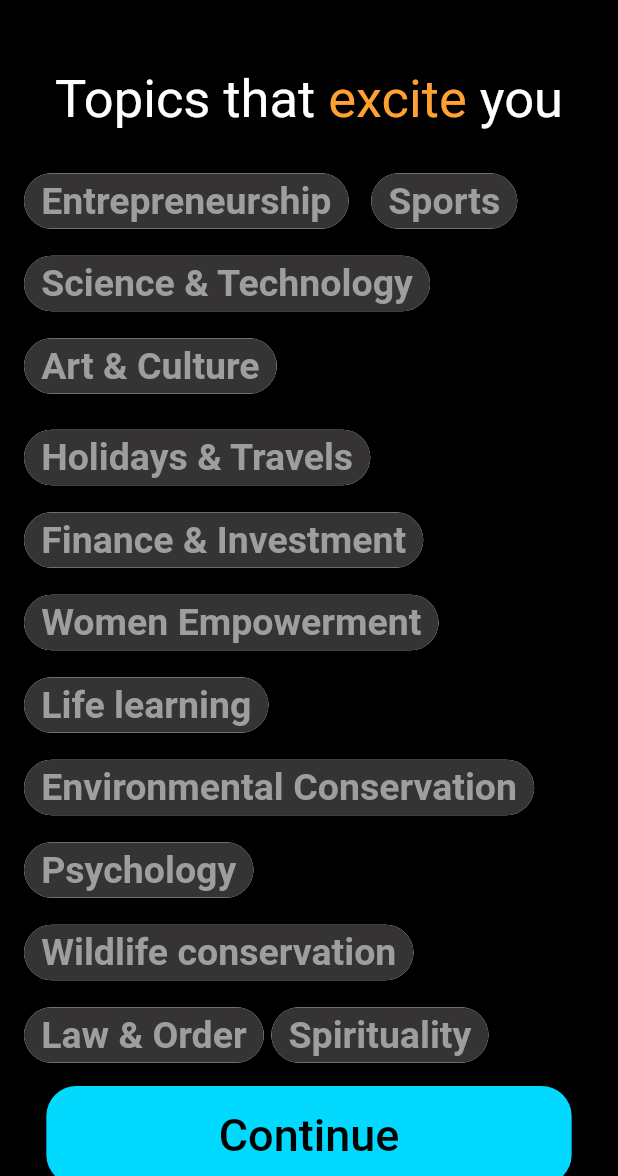
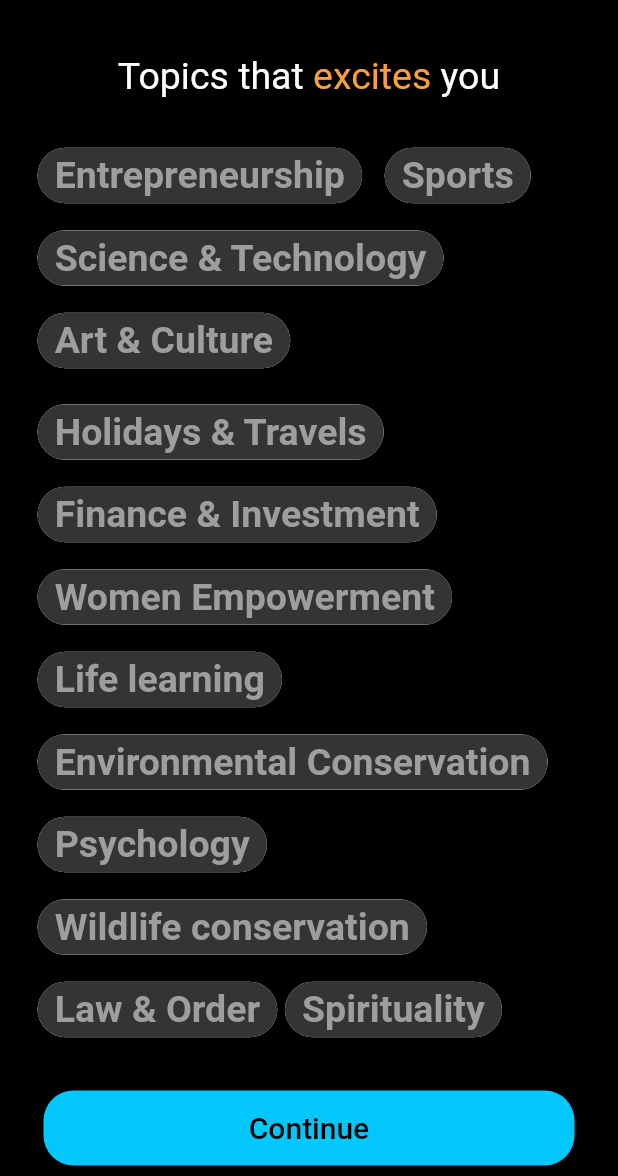
Before and after one commit to Bolt-SIH/BOLT-frontend, a Flutter app: the userIntrests screen opened directly, on a phone screen of 412 x 824 dp, the part 60-1236 px from its top. Run offline on Flutter 3.47's test engine with Material 2 defaults, Android fonts, the phone set to English and light mode, and no system bars; our stand-ins replace animated_text_kit, carousel_slider, firebase_auth, firebase_core, flutter_svg, get_storage and 3 more; accounts and stored records are empty.

Commit message:
- Fixed errors in Vinit's code. - Flow imporovement.

```diff
--- a/lib/screens/Onboarding/userintrests.dart
+++ b/lib/screens/Onboarding/userintrests.dart
@@ -1,4 +1,6 @@
 import 'package:bolt/file_exported.dart';
+import 'package:bolt/screens/Learning_Games/learn_start.dart';
+import 'package:bolt/theme/app_styles.dart';
 import 'package:flutter/src/foundation/key.dart';
 import 'package:flutter/src/widgets/framework.dart';
 
@@ -30,27 +32,26 @@ class _userIntrestsState extends State<userIntrests> {
           ),
         ),
       ),
-      body: Column(
+      body: Container(
+        margin: const EdgeInsets.symmetric(horizontal: 17),
+        child: ListView(
           children: [
-          Padding(
-            padding: const EdgeInsets.fromLTRB(5, 30, 5, 15),
+            Container(
+              margin: const EdgeInsets.symmetric(vertical: 20),
               child: RichText(
+                  textAlign: TextAlign.center,
                   text: const TextSpan(
+                    style: TextStyle(fontSize: 25),
                     children: [
                       TextSpan(
                         text: "Topics that",
-                  style: TextStyle(fontSize: 35),
                       ),
                       TextSpan(
-                  text: " excite",
-                  style:
-                      TextStyle(fontSize: 35, color: CustomColors.brightyellow),
+                        text: " excites",
+                        style: TextStyle(color: CustomColors.brightyellow),
                       ),
                       TextSpan(
                         text: " you",
-                  style: TextStyle(
-                    fontSize: 35,
-                  ),
                       )
                     ],
                   )),
@@ -58,8 +59,8 @@ class _userIntrestsState extends State<userIntrests> {
             // Container
             Align(
               alignment: Alignment.centerLeft,
-            child: Padding(
-              padding: const EdgeInsets.only(left: 8.0),
+              child: Container(
+                // padding: const EdgeInsets.only(left: 8.0),
                 child: Align(
                   alignment: Alignment.centerLeft,
                   child: Container(
@@ -154,7 +155,8 @@ class _userIntrestsState extends State<userIntrests> {
                             ),
                           ),
                           Padding(
-                          padding: const EdgeInsets.only(bottom: 2, right: 10),
+                            padding:
+                                const EdgeInsets.only(bottom: 2, right: 10),
                             child: filterChipWidget(
                               index: 9,
                               chipName: 'Psychology',
@@ -162,7 +164,8 @@ class _userIntrestsState extends State<userIntrests> {
                             ),
                           ),
                           Padding(
-                          padding: const EdgeInsets.only(bottom: 2, right: 10),
+                            padding:
+                                const EdgeInsets.only(bottom: 2, right: 10),
                             child: filterChipWidget(
                               index: 10,
                               chipName: 'Wildlife conservation',
@@ -196,40 +199,12 @@ class _userIntrestsState extends State<userIntrests> {
                 ),
               ),
             ),
-          Container(
-            width: MediaQuery.of(context).size.width * 0.85,
-            height: MediaQuery.of(context).size.height * 0.08,
-            child: TextButton(
-                style: ButtonStyle(
-                  shape: MaterialStateProperty.all<RoundedRectangleBorder>(
-                      RoundedRectangleBorder(
-                          borderRadius: BorderRadius.circular(20))),
-                  backgroundColor: MaterialStateProperty.all<Color>(
-                      CustomColors.successbuttonbackground),
+            button("Continue", const Landing_Page(), context)
+          ],
         ),
-                child: const Text(
-                  "Continue",
-                  style: TextStyle(
-                    color: Colors.black,
-                    fontSize: 30,
-                  ),
-                ),
-                onPressed: () {
-                  print("hello world");
-                }),
-          ),
-        ],
       ),
     );
   }
-}
-
-Widget _titleContainer(String myTitle) {
-  return Text(
-    myTitle,
-    style: TextStyle(
-        color: Colors.black, fontSize: 24.0, fontWeight: FontWeight.bold),
-  );
 }
 
 class filterChipWidget extends StatefulWidget {
--- a/lib/userage.dart
+++ b/lib/userage.dart
@@ -29,8 +29,9 @@ class _UserAgeState extends State<UserAge> {
               children: [
                 RichText(
                     text: const TextSpan(
-                        children: [TextSpan(text: "What's your")]
-                        text: "age",style: TextStyle(color: Colors)))
+                        text: "age",
+                        style: TextStyle(color: CustomColors.brightyellow),
+                        children: [TextSpan(text: "What's your")]))
               ],
             ),
             Row(),
```
Also changed, not shown: lib/main.dart (+3 -6 lines), lib/screens/Onboarding/start_screen.dart (+32 -19 lines). Lines whose indentation alone changed are shown as unchanged.
